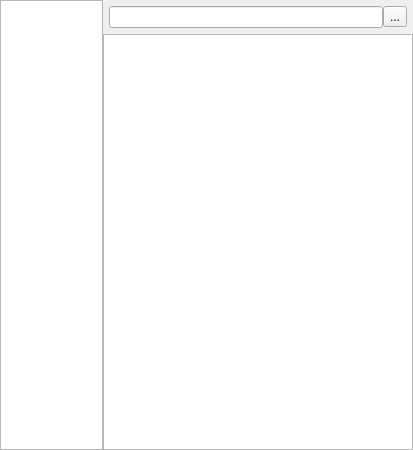
graninas/WhiteLightNotes, file src/notesform.ui: the form before one commit.
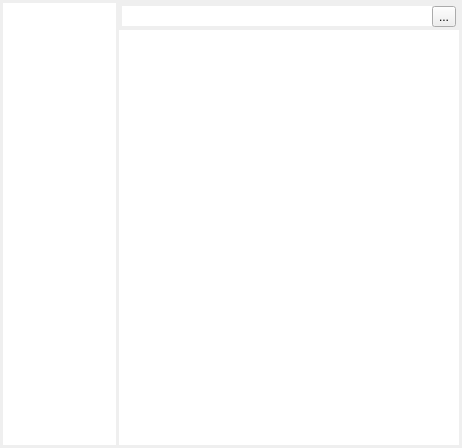
The form after the commit. Icons and pictures are not drawn.

What changed in the file:
```diff
--- a/src/notesform.ui
+++ b/src/notesform.ui
@@ -6,8 +6,8 @@
    <rect>
     <x>0</x>
     <y>0</y>
-    <width>413</width>
-    <height>450</height>
+    <width>462</width>
+    <height>448</height>
    </rect>
   </property>
   <property name="windowTitle">
@@ -20,10 +20,10 @@
   <widget class="QWidget" name="centralwidget">
    <layout class="QHBoxLayout" name="horizontalLayout_2" stretch="1,3">
     <property name="spacing">
-     <number>0</number>
+     <number>3</number>
     </property>
     <property name="margin">
-     <number>0</number>
+     <number>3</number>
     </property>
     <item>
      <widget class="QListView" name="lv_TagsList">
@@ -33,6 +33,9 @@
         <height>0</height>
        </size>
       </property>
+      <property name="frameShape">
+       <enum>QFrame::NoFrame</enum>
+      </property>
       <property name="selectionMode">
        <enum>QAbstractItemView::MultiSelection</enum>
       </property>
@@ -49,10 +52,14 @@
       <item>
        <layout class="QHBoxLayout" name="horizontalLayout">
         <property name="margin">
-         <number>6</number>
+         <number>3</number>
         </property>
         <item>
-         <widget class="QLineEdit" name="le_QuickFilter"/>
+         <widget class="QLineEdit" name="le_QuickFilter">
+          <property name="frame">
+           <bool>false</bool>
+          </property>
+         </widget>
         </item>
         <item>
          <widget class="QToolButton" name="tb_Clear">
@@ -68,10 +75,34 @@
        </layout>
       </item>
       <item>
-       <widget class="QListView" name="lv_NotesList">
-        <property name="wordWrap">
+       <widget class="QTableView" name="tv_Notes">
+        <property name="frameShape">
+         <enum>QFrame::NoFrame</enum>
+        </property>
+        <property name="alternatingRowColors">
          <bool>true</bool>
         </property>
+        <property name="selectionMode">
+         <enum>QAbstractItemView::SingleSelection</enum>
+        </property>
+        <property name="selectionBehavior">
+         <enum>QAbstractItemView::SelectRows</enum>
+        </property>
+        <attribute name="horizontalHeaderVisible">
+         <bool>false</bool>
+        </attribute>
+        <attribute name="horizontalHeaderHighlightSections">
+         <bool>false</bool>
+        </attribute>
+        <attribute name="horizontalHeaderStretchLastSection">
+         <bool>true</bool>
+        </attribute>
+        <attribute name="verticalHeaderVisible">
+         <bool>false</bool>
+        </attribute>
+        <attribute name="verticalHeaderHighlightSections">
+         <bool>false</bool>
+        </attribute>
        </widget>
       </item>
      </layout>
```
Left out of the diff: 11 changed lines with no effect on the pictures.
